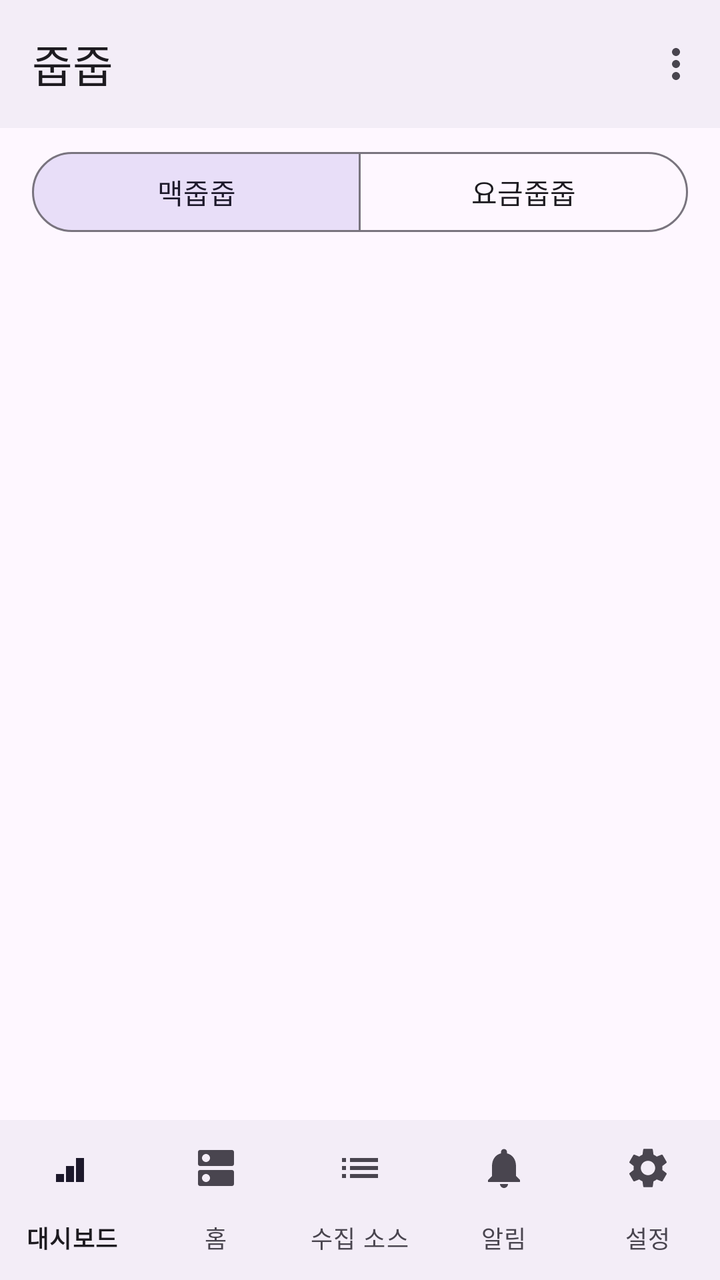
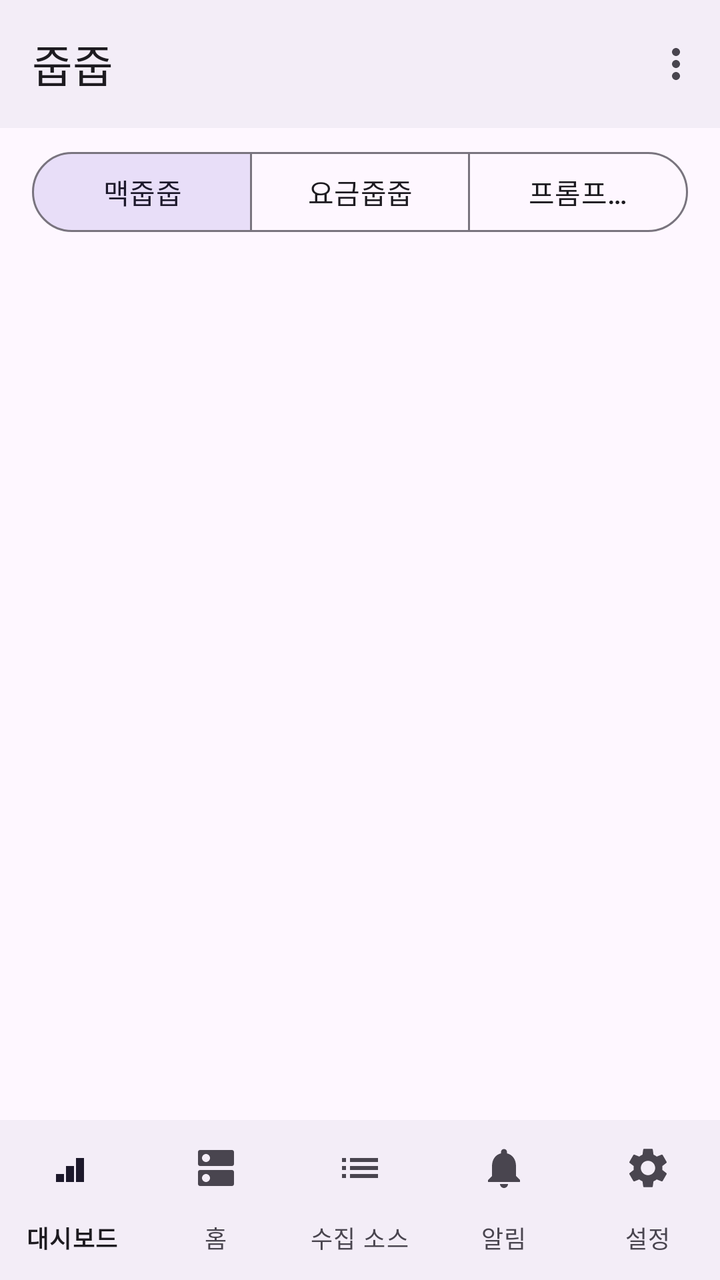

Screens rendered from an Android XML layout before and after an edit, with the pre-edit source and the edit as a unified diff.
<!-- AndroidManifest.xml: application theme Theme.JupJup -->
<!-- res/layout/activity_main.xml -->
<?xml version="1.0" encoding="utf-8"?>
<LinearLayout xmlns:android="http://schemas.android.com/apk/res/android"
    xmlns:app="http://schemas.android.com/apk/res-auto"
    android:layout_width="match_parent"
    android:layout_height="match_parent"
    android:fitsSystemWindows="true"
    android:orientation="vertical">

    <com.google.android.material.appbar.MaterialToolbar
        android:id="@+id/toolbar"
        android:layout_width="match_parent"
        android:layout_height="?attr/actionBarSize"
        android:background="?attr/colorSurfaceContainer"
        app:menu="@menu/toolbar_menu"
        app:title="@string/app_name"
        app:titleTextAppearance="?attr/textAppearanceTitleLarge" />

    <com.google.android.material.button.MaterialButtonToggleGroup
        android:id="@+id/service_segment"
        android:layout_width="match_parent"
        android:layout_height="wrap_content"
        android:layout_marginHorizontal="16dp"
        android:layout_marginVertical="8dp"
        app:checkedButton="@id/seg_mac"
        app:selectionRequired="true"
        app:singleSelection="true">

        <com.google.android.material.button.MaterialButton
            android:id="@+id/seg_mac"
            style="@style/Widget.Material3.Button.OutlinedButton"
            android:layout_width="0dp"
            android:layout_height="wrap_content"
            android:layout_weight="1"
            android:text="@string/nav_mac" />

        <com.google.android.material.button.MaterialButton
            android:id="@+id/seg_plan"
            style="@style/Widget.Material3.Button.OutlinedButton"
            android:layout_width="0dp"
            android:layout_height="wrap_content"
            android:layout_weight="1"
            android:text="@string/nav_plan" />
    </com.google.android.material.button.MaterialButtonToggleGroup>

    <FrameLayout
        android:id="@+id/fragment_container"
        android:layout_width="match_parent"
        android:layout_height="0dp"
        android:layout_weight="1" />

    <com.google.android.material.bottomnavigation.BottomNavigationView
        android:id="@+id/bottom_nav"
        android:layout_width="match_parent"
        android:layout_height="wrap_content"
        android:background="?attr/colorSurfaceContainer"
        app:labelVisibilityMode="labeled"
        app:menu="@menu/bottom_nav_features" />
</LinearLayout>
<!-- resources referenced by this layout -->
<resources>
  <string name="app_name">줍줍</string>
  <string name="nav_mac">맥줍줍</string>
  <string name="nav_plan">요금줍줍</string>
  <style name="Theme.JupJup" parent="Theme.Material3.DayNight.NoActionBar">
          <item name="colorPrimary">@color/seed_primary</item>
          <item name="colorOnPrimary">@android:color/white</item>
      </style>
  <color name="seed_primary">#6750A4</color>
</resources>

<!-- the commit's change to res/layout/activity_main.xml (unified diff, before → after) -->
@@ -40,6 +40,14 @@
             android:layout_height="wrap_content"
             android:layout_weight="1"
             android:text="@string/nav_plan" />
+
+        <com.google.android.material.button.MaterialButton
+            android:id="@+id/seg_pf"
+            style="@style/Widget.Material3.Button.OutlinedButton"
+            android:layout_width="0dp"
+            android:layout_height="wrap_content"
+            android:layout_weight="1"
+            android:text="@string/nav_pf" />
     </com.google.android.material.button.MaterialButtonToggleGroup>
 
     <FrameLayout
<!-- resource entries referenced after the edit -->
@@ -2,6 +2,7 @@
 <resources>
   <string name="app_name">줍줍</string>
   <string name="nav_mac">맥줍줍</string>
+  <string name="nav_pf">프롬프트팩토리</string>
   <string name="nav_plan">요금줍줍</string>
   <style name="Theme.JupJup" parent="Theme.Material3.DayNight.NoActionBar">
           <item name="colorPrimary">@color/seed_primary</item>
